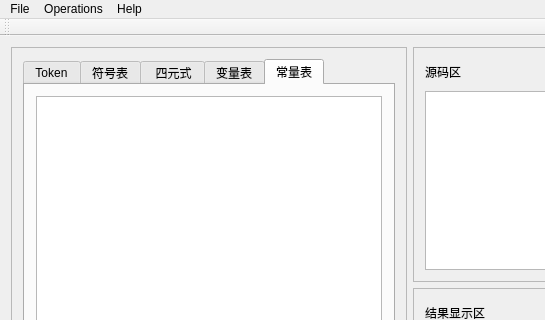
Qt form C-Compiler/mainwindow.ui (LeeeeoLiu/Compiler) before a commit; both pictures show x 0 to 545 and y 0 to 320 of the 820 by 556 pixel window.
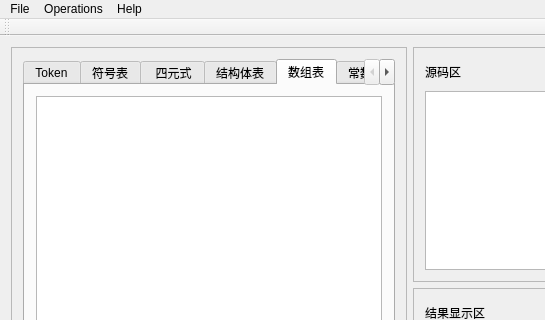
The same form after that commit. The open tabs and pages were chosen to show the change.

```diff
--- a/C-Compiler/mainwindow.ui
+++ b/C-Compiler/mainwindow.ui
@@ -67,7 +67,7 @@
           </widget>
           <widget class="QWidget" name="tab_6">
            <attribute name="title">
-            <string>变量表</string>
+            <string>结构体表</string>
            </attribute>
            <layout class="QGridLayout" name="gridLayout_6">
             <item row="0" column="0">
@@ -77,11 +77,21 @@
           </widget>
           <widget class="QWidget" name="tab_7">
            <attribute name="title">
-            <string>常量表</string>
+            <string>数组表</string>
            </attribute>
            <layout class="QGridLayout" name="gridLayout_5">
             <item row="0" column="0">
-             <widget class="QTableView" name="tableView"/>
+             <widget class="QTableView" name="tableViewAINFL"/>
+            </item>
+           </layout>
+          </widget>
+          <widget class="QWidget" name="tab">
+           <attribute name="title">
+            <string>常数表</string>
+           </attribute>
+           <layout class="QGridLayout" name="gridLayout_19">
+            <item row="0" column="0">
+             <widget class="QTableView" name="tableViewConstNum"/>
             </item>
            </layout>
           </widget>
```
Left out of the diff: 34 changed lines with no effect on the pictures.
